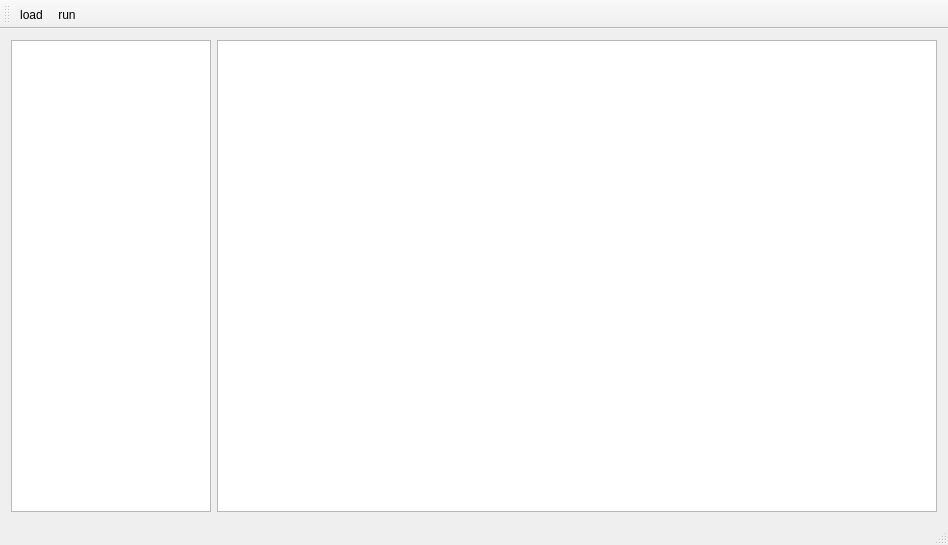
Before: the Qt Designer form MainWindow.ui in dridk/wtools-client, drawn with Qt 5.
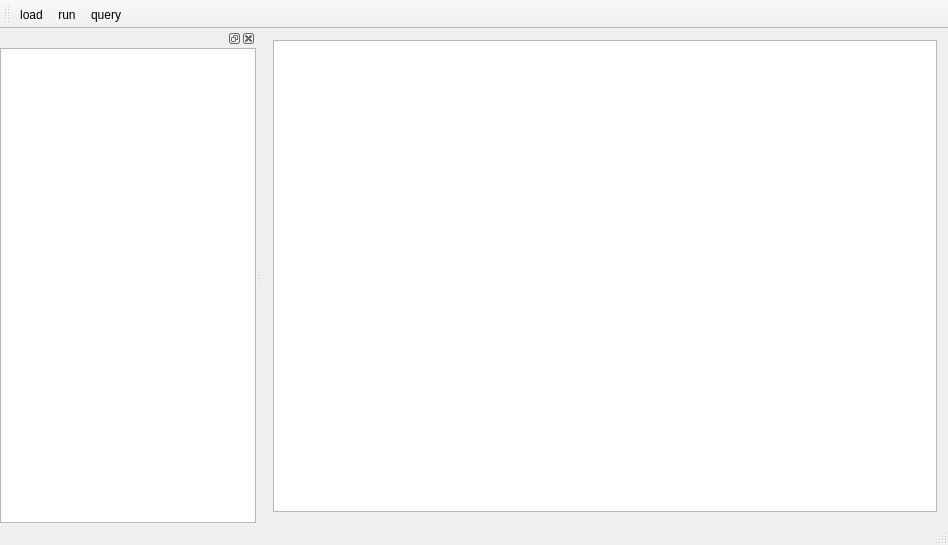
After: the same form once the commit is applied.

The edit to the form file:
```diff
--- a/MainWindow.ui
+++ b/MainWindow.ui
@@ -17,16 +17,6 @@
    <layout class="QVBoxLayout" name="verticalLayout">
     <item>
      <layout class="QHBoxLayout" name="horizontalLayout">
-      <item>
-       <widget class="QTreeView" name="treeView">
-        <property name="maximumSize">
-         <size>
-          <width>200</width>
-          <height>16777215</height>
-         </size>
-        </property>
-       </widget>
-      </item>
       <item>
        <widget class="QTableView" name="tableView"/>
       </item>
@@ -53,8 +43,36 @@
    </attribute>
    <addaction name="actionLoad"/>
    <addaction name="actionRun"/>
+   <addaction name="actionQuery"/>
   </widget>
   <widget class="QStatusBar" name="statusBar"/>
+  <widget class="QDockWidget" name="dockWidget">
+   <attribute name="dockWidgetArea">
+    <number>1</number>
+   </attribute>
+   <widget class="QWidget" name="dockWidgetContents">
+    <layout class="QVBoxLayout" name="verticalLayout_2">
+     <property name="spacing">
+      <number>0</number>
+     </property>
+     <property name="leftMargin">
+      <number>0</number>
+     </property>
+     <property name="topMargin">
+      <number>0</number>
+     </property>
+     <property name="rightMargin">
+      <number>0</number>
+     </property>
+     <property name="bottomMargin">
+      <number>0</number>
+     </property>
+     <item>
+      <widget class="QTreeView" name="treeView"/>
+     </item>
+    </layout>
+   </widget>
+  </widget>
   <action name="actionLoad">
    <property name="text">
     <string>load</string>
@@ -65,6 +83,11 @@
     <string>run</string>
    </property>
   </action>
+  <action name="actionQuery">
+   <property name="text">
+    <string>query</string>
+   </property>
+  </action>
  </widget>
  <layoutdefault spacing="6" margin="11"/>
  <resources/>
```
